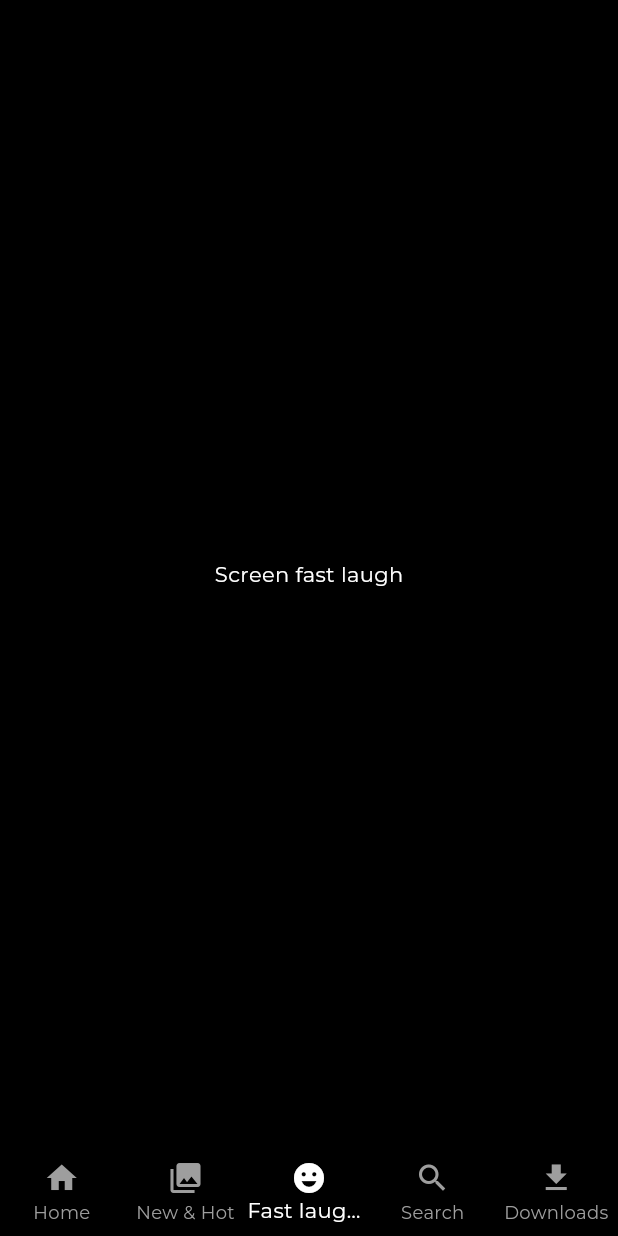
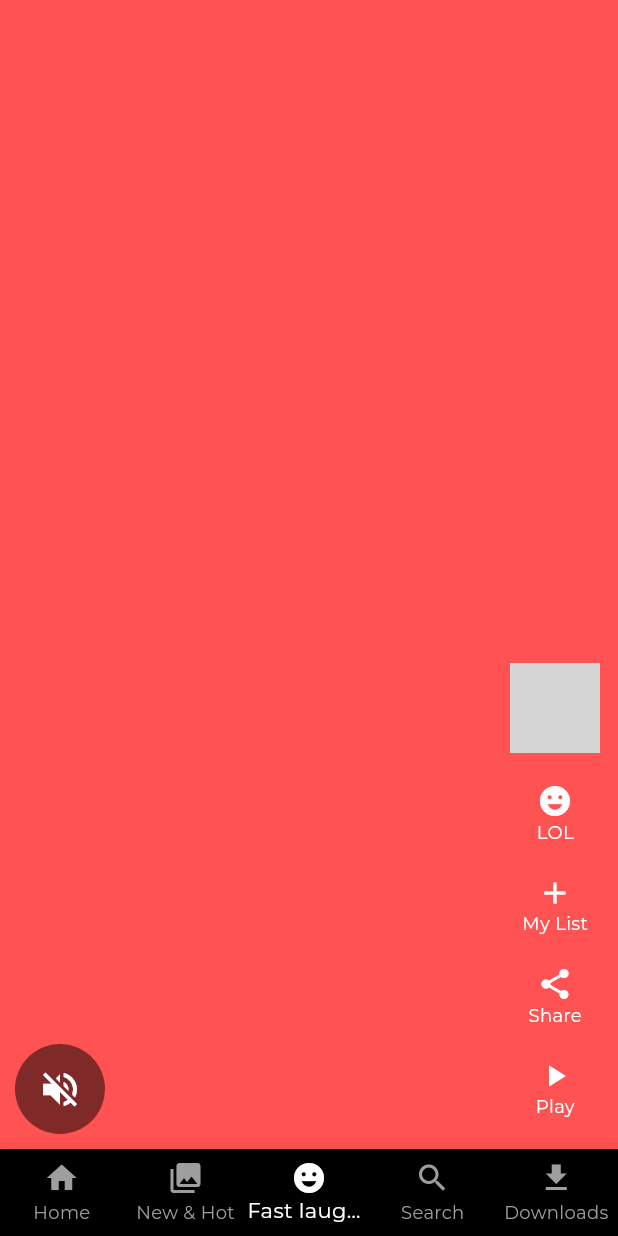
Before and after one commit to Don-sunny/Netflix-Clone-Flutter, a Flutter app: the screen it shows after launch, item 3 of the bottom bar chosen, on a phone screen of 412 x 824 dp. Run offline on Flutter 3.47's test engine with Material 2 defaults, Android fonts, the phone set to English and light mode, and no system bars; our stand-ins replace google_fonts; network calls fail; grey boxes are pictures that could not be loaded.

Commit message:
fast laugh screen ui completed

```diff
--- a/lib/presentation/downloads/widgets/scareen_downloads.dart
+++ b/lib/presentation/downloads/widgets/scareen_downloads.dart
@@ -87,13 +87,13 @@ class Section2 extends StatelessWidget {
                 image: imageList[2],
                 margin: const EdgeInsets.only(left: 130, bottom: 40),
                 angle: 20,
-                size: Size(size.width * 0.40, size.height * 0.21),
+                size: Size(size.width * 0.38, size.height * 0.21),
               ),
               DownloadImageWidget(
                 image: imageList[0],
                 margin: const EdgeInsets.only(right: 130, bottom: 40),
                 angle: -20,
-                size: Size(size.width * 0.40, size.height * 0.21),
+                size: Size(size.width * 0.38, size.height * 0.21),
               ),
               DownloadImageWidget(
                 image: imageList[1],
--- a/lib/presentation/fast_laugh/screen_fast_laugh.dart
+++ b/lib/presentation/fast_laugh/screen_fast_laugh.dart
@@ -1,13 +1,22 @@
 import 'package:flutter/material.dart';
+import 'package:netflix_project/presentation/fast_laugh/widget/video_list_item.dart';
 
 class ScreenFastLaugh extends StatelessWidget {
   const ScreenFastLaugh({super.key});
 
   @override
   Widget build(BuildContext context) {
-    return const Scaffold(
-      body: Center(
-        child: Text('Screen fast laugh'),
+    return Scaffold(
+      body: SafeArea(
+        child: PageView(
+          scrollDirection: Axis.vertical,
+          children: List.generate(
+            10,
+            (index) => VideoListItem(
+              index: index,
+            ),
+          ),
+        ),
       ),
     );
   }
--- /dev/null
+++ b/lib/presentation/fast_laugh/widget/video_list_item.dart
@@ -0,0 +1,98 @@
+import 'package:flutter/material.dart';
+import 'package:netflix_project/core/colors.dart/colors.dart';
+
+const imageUrl =
+    'https://www.themoviedb.org/t/p/w600_and_h900_bestv2/zrPpUlehQaBf8YX2NrVrKK8IEpf.jpg';
+
+class VideoListItem extends StatelessWidget {
+  const VideoListItem({super.key, required this.index});
+
+  final int index;
+  @override
+  Widget build(BuildContext context) {
+    return Stack(
+      children: [
+        Container(
+          color: Colors.accents[index % Colors.accents.length],
+        ),
+        Align(
+          alignment: Alignment.bottomCenter,
+          child: Padding(
+            padding: const EdgeInsets.symmetric(horizontal: 10, vertical: 10),
+            child: Row(
+              crossAxisAlignment: CrossAxisAlignment.end,
+              mainAxisAlignment: MainAxisAlignment.spaceBetween,
+              children: [
+                CircleAvatar(
+                  radius: 30,
+                  backgroundColor: Colors.black.withOpacity(0.5),
+                  child: IconButton(
+                    onPressed: () {},
+                    icon: const Icon(
+                      Icons.volume_off,
+                      color: kWhite,
+                    ),
+                    iconSize: 30,
+                  ),
+                ),
+                const Column(
+                  mainAxisAlignment: MainAxisAlignment.end,
+                  children: [
+                    Padding(
+                      padding: EdgeInsets.symmetric(vertical: 10),
+                      child: CircleAvatar(
+                        backgroundImage: NetworkImage(imageUrl),
+                        radius: 30,
+                      ),
+                    ),
+                    VideoActions(icon: Icons.emoji_emotions, title: 'LOL'),
+                    VideoActions(icon: Icons.add, title: 'My List'),
+                    VideoActions(icon: Icons.share, title: 'Share'),
+                    VideoActions(icon: Icons.play_arrow, title: 'Play'),
+                  ],
+                )
+              ],
+            ),
+          ),
+        )
+      ],
+    );
+  }
+}
+
+class VideoActions extends StatelessWidget {
+  const VideoActions({
+    super.key,
+    required this.icon,
+    required this.title,
+  });
+
+  final IconData icon;
+
+  final String title;
+
+  @override
+  Widget build(BuildContext context) {
+    return Padding(
+      padding: const EdgeInsets.symmetric(
+        vertical: 10,
+        horizontal: 10,
+      ),
+      child: Column(
+        children: [
+          Icon(
+            icon,
+            color: kWhite,
+          ),
+          Text(
+            title,
+            style: const TextStyle(
+              color: kWhite,
+              fontSize: 12,
+            ),
+          ),
+        ],
+      ),
+    );
+  }
+}
--- a/lib/presentation/search/screen_search.dart
+++ b/lib/presentation/search/screen_search.dart
@@ -2,9 +2,6 @@ import 'package:flutter/cupertino.dart';
 import 'package:flutter/material.dart';
 import 'package:netflix_project/core/constants.dart';
 import 'package:netflix_project/presentation/search/widgets/search_result.dart';
-
-const imageUrl =
-    'https://www.themoviedb.org/t/p/w600_and_h900_bestv2/4FAA18ZIja70d1Tu5hr5cj2q1sB.jpg';
 
 class ScreenSearch extends StatelessWidget {
   const ScreenSearch({super.key});
--- a/lib/presentation/search/widgets/search_idel.dart
+++ b/lib/presentation/search/widgets/search_idel.dart
@@ -15,7 +15,7 @@ class SearchIdelWidget extends StatelessWidget {
     return Column(
       crossAxisAlignment: CrossAxisAlignment.start,
       children: [
-        const SearchWidgetTitle(title: 'Top Search'),
+        const SearchWidgetTitle(title: 'Top Search~'),
         kHight,
         Expanded(
           child: ListView.separated(
```
Also changed, not shown: pubspec.yaml (+4 -12 lines), pubspec.lock, 1 other file.
